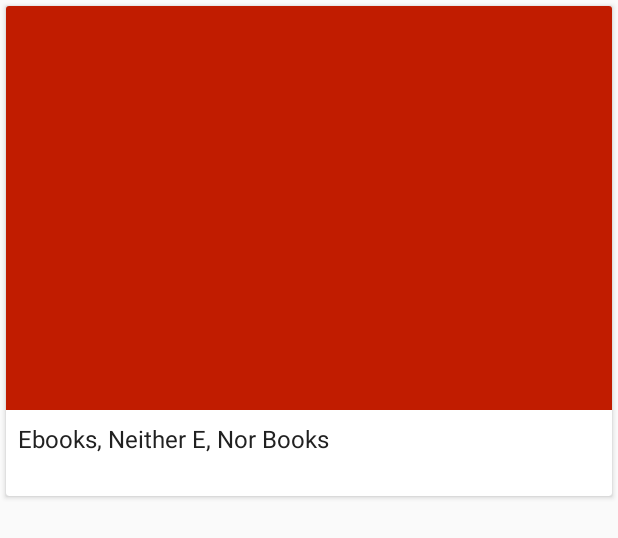
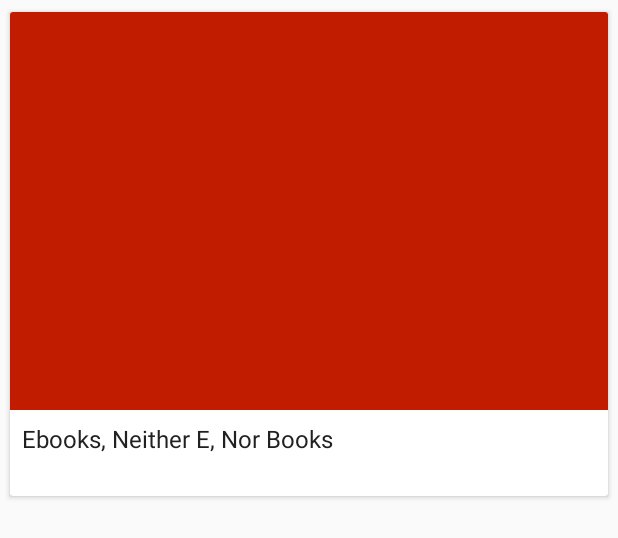
Before and after one commit to SilvanoP/xyzreader, an Android app: the layout list_item_article.xml on its own in the app's theme, with its tools: preview values and no code run, on a phone screen of 412 x 824 dp. Shown: the top 538 px of the screen. Run offline under Robolectric (Android 15) with nearby library versions, the phone set to English and light mode, and no system bars.

Commit message:
Added elevation to some components

```diff
--- a/XYZReader/build.gradle
+++ b/XYZReader/build.gradle
@@ -18,7 +18,7 @@ android {
     buildToolsVersion "27.0.3"
 
     defaultConfig {
-        minSdkVersion 20
+        minSdkVersion 21
         targetSdkVersion 27
     }
 }
@@ -32,7 +32,6 @@ dependencies {
     implementation "com.android.support:cardview-v7:$androidSupportVersion"
     implementation "com.android.support:design:$androidSupportVersion"
     implementation 'com.squareup.okhttp3:okhttp:3.8.0'
-    implementation files('libs/volley.jar')
     implementation 'com.android.support.constraint:constraint-layout:1.0.2'
 
     implementation 'com.facebook.stetho:stetho:1.5.0'
--- a/XYZReader/src/main/res/layout/fragment_article_detail.xml
+++ b/XYZReader/src/main/res/layout/fragment_article_detail.xml
@@ -10,6 +10,7 @@
         android:id="@+id/app_bar"
         android:layout_width="match_parent"
         android:layout_height="@dimen/app_bar_height"
+        app:elevation="@dimen/appbar_elevation"
         android:theme="@style/AppTheme.AppBarOverlay">
 
         <android.support.design.widget.CollapsingToolbarLayout
@@ -91,6 +92,8 @@
         android:layout_width="wrap_content"
         android:layout_height="wrap_content"
         android:layout_margin="@dimen/fab_margin"
+        app:elevation="@dimen/fab_elevation"
+        app:pressedTranslationZ="@dimen/fab_press_translation_z"
         app:layout_anchor="@id/app_bar"
         app:layout_anchorGravity="bottom|end"
         app:srcCompat="@drawable/ic_share"
--- a/XYZReader/src/main/res/layout/list_item_article.xml
+++ b/XYZReader/src/main/res/layout/list_item_article.xml
@@ -8,6 +8,8 @@
     android:layout_marginRight="4dp"
     android:layout_marginTop="4dp"
     android:layout_marginBottom="4dp"
+    app:cardElevation="2dp"
+    app:cardUseCompatPadding="true"
     android:clickable="true"
     android:focusable="true"
     android:foreground="?selectableItemBackground">
--- a/XYZReader/src/main/res/values/dimens.xml
+++ b/XYZReader/src/main/res/values/dimens.xml
@@ -9,8 +9,12 @@
     <dimen name="detail_body_text_size">18sp</dimen>
     <item name="detail_body_line_spacing_multiplier" format="float" type="fraction">0.90</item>
 
-    <dimen name="fab_elevation">2dp</dimen>
+    <dimen name="fab_elevation">6dp</dimen>
     <dimen name="fab_press_translation_z">6dp</dimen>
     <dimen name="fab_margin">16dp</dimen>
 
+    <dimen name="appbar_elevation">4dp</dimen>
+    <dimen name="card_elevation">2dp</dimen>
+    <dimen name="card_pressed_elevation">6dp</dimen>
+
 </resources>
```
